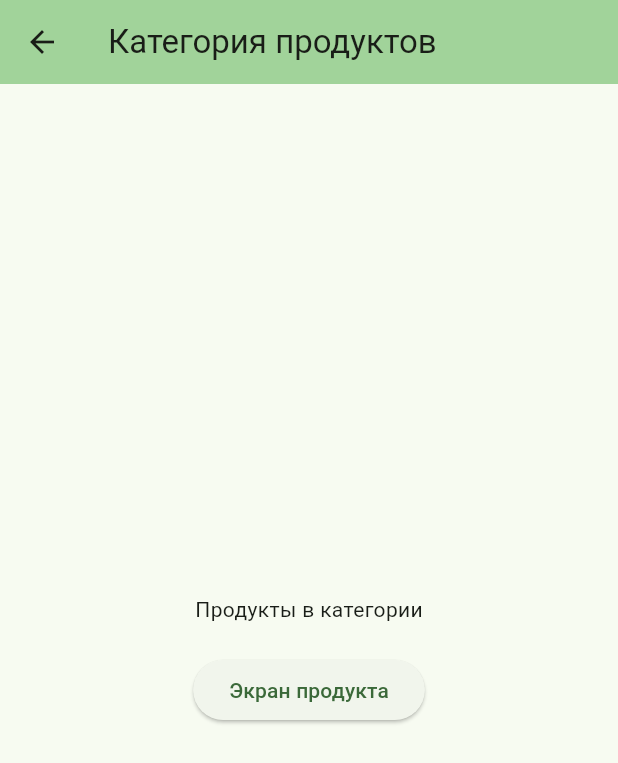
After one commit to itgirlschool/mobile8_final_project, a Flutter app: the ProductsInCategoryScreen screen opened directly, on a phone screen of 412 x 824 dp. The commit adds this screen. Shown: the top 763 px of the screen. Run offline on Flutter 3.47's test engine with Material 2 defaults, Android fonts, the phone set to English and light mode, and no system bars.

Commit message:
Добавила экран продуктов в категории

```diff
--- a/lib/screens/categories_screen.dart
+++ b/lib/screens/categories_screen.dart
@@ -1,5 +1,5 @@
 import 'package:flutter/material.dart';
-import 'package:mobile8_final_project/screens/product_screen.dart';
+import 'package:mobile8_final_project/screens/products_in_category_screen.dart';
 import 'package:mobile8_final_project/screens/profile_screen.dart';
 import 'package:mobile8_final_project/screens/support_screen.dart';
 
@@ -86,10 +86,10 @@ class _CategoriesScreenState extends State<CategoriesScreen> {
                   onPressed: () {
                     Navigator.push(
                       context,
-                      MaterialPageRoute(builder: (context) => const ProductScreen()),
+                      MaterialPageRoute(builder: (context) => const ProductsInCategoryScreen()),
                     );
                   },
-                  child: const Text('Экран продукта'),
+                  child: const Text('Экран продуктов в категории'),
                 ),
               ],
             ),
--- /dev/null
+++ b/lib/screens/products_in_category_screen.dart
@@ -0,0 +1,48 @@
+import 'package:flutter/material.dart';
+import 'package:mobile8_final_project/screens/product_screen.dart';
+
+class ProductsInCategoryScreen extends StatefulWidget {
+  const ProductsInCategoryScreen({super.key});
+
+  @override
+  State<ProductsInCategoryScreen> createState() => _ProductsInCategoryScreenState();
+}
+
+class _ProductsInCategoryScreenState extends State<ProductsInCategoryScreen> {
+  @override
+  Widget build(BuildContext context) {
+    return Container(
+      color: Theme.of(context).colorScheme.inversePrimary,
+      child: SafeArea(
+        child: Scaffold(
+          appBar: AppBar(
+            backgroundColor: Theme.of(context).colorScheme.inversePrimary,
+            title: const Text('Категория продуктов'),
+          ),
+          body: Center(
+            child: Column(
+              mainAxisAlignment: MainAxisAlignment.center,
+              children: [
+                const Text(
+                  'Продукты в категории',
+                ),
+                const SizedBox(
+                  height: 20,
+                ),
+                ElevatedButton(
+                  onPressed: () {
+                    Navigator.push(
+                      context,
+                      MaterialPageRoute(builder: (context) => const ProductScreen()),
+                    );
+                  },
+                  child: const Text('Экран продукта'),
+                ),
+              ],
+            ),
+          ),
+        ),
+      ),
+    );
+  }
+}
```
